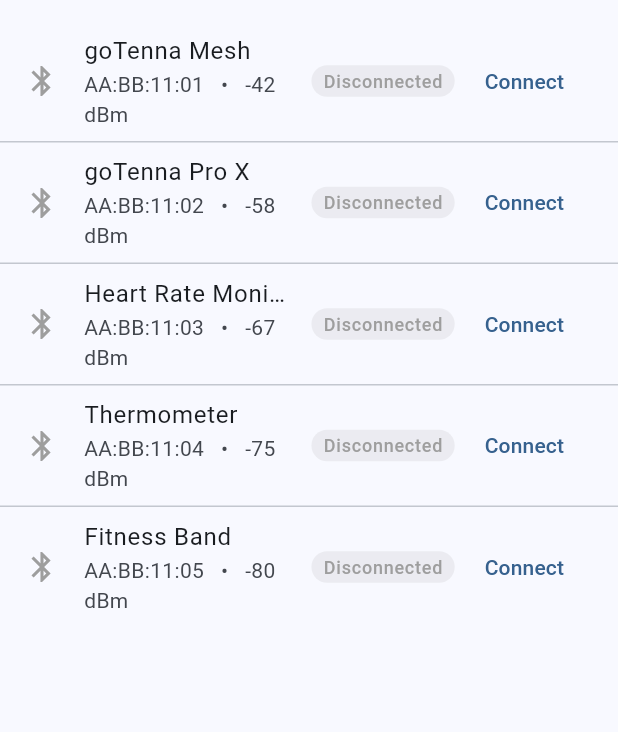
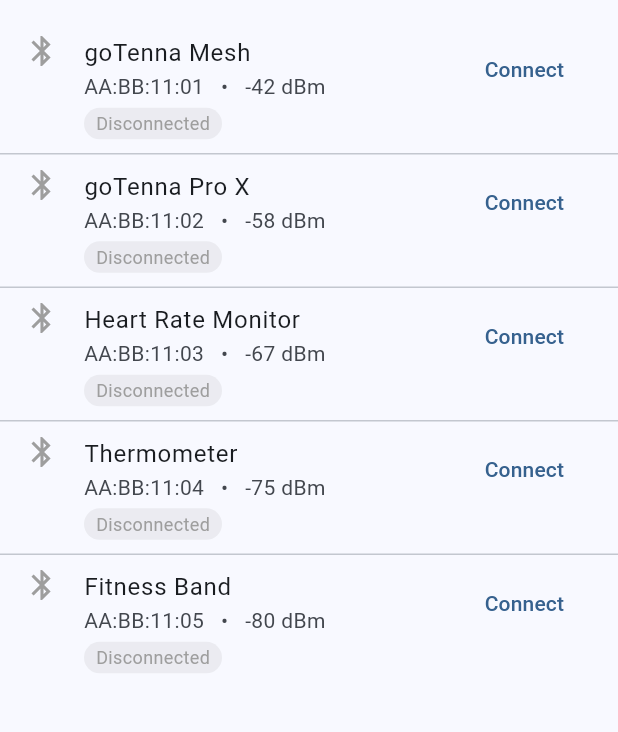
Before and after one commit to Hcorupe/device_app, a Flutter app: the screen it shows after launch, on a phone screen of 412 x 824 dp, the part 63-795 px from its top. Run offline on Flutter 3.47's test engine with Material 3 defaults, Android fonts, the light colour scheme and no system bars; our stand-ins replace equatable, flutter_bloc.

Commit message:
UI Tweek: Fixing title and button layout

```diff
--- a/lib/presentation/widgets/device_tile.dart
+++ b/lib/presentation/widgets/device_tile.dart
@@ -5,6 +5,9 @@
 import '../bloc/ble_bloc.dart';
 
 /// A single row showing a BLE device with a connect/disconnect action.
+///
+/// The status chip lives in the subtitle (not `trailing`) so the name and id
+/// keep their full width and don't truncate/wrap.
 class DeviceTile extends StatelessWidget {
   const DeviceTile({super.key, required this.device});
 
@@ -14,18 +17,22 @@
   Widget build(BuildContext context) {
     final connected = device.isConnected;
     return ListTile(
+      isThreeLine: true,
       leading: Icon(
         Icons.bluetooth,
         color: connected ? Colors.blue : Colors.grey,
       ),
       title: Text(device.name, maxLines: 1, overflow: TextOverflow.ellipsis),
-      subtitle: Text('${device.id}   •   ${device.rssi} dBm'),
-      trailing: Row(
-        mainAxisSize: MainAxisSize.min,
+      subtitle: Column(
+        crossAxisAlignment: CrossAxisAlignment.start,
         children: [
+          Text(
+              '${device.id}   •   ${device.rssi} dBm'),
+          const SizedBox(height: 4),
           _StatusChip(connected: connected),
-          const SizedBox(width: 8),
-          TextButton(
+        ],
+      ),
+      trailing: TextButton(
         onPressed: () {
           final bloc = context.read<BleBloc>();
           if (connected) {
@@ -35,8 +42,6 @@
           }
         },
         child: Text(connected ? 'Disconnect' : 'Connect'),
-          ),
-        ],
       ),
     );
   }
```
Also changed, not shown: lib/presentation/screens/device_list_screen.dart (line endings or trailing spaces). Lines whose indentation alone changed are shown as unchanged.
